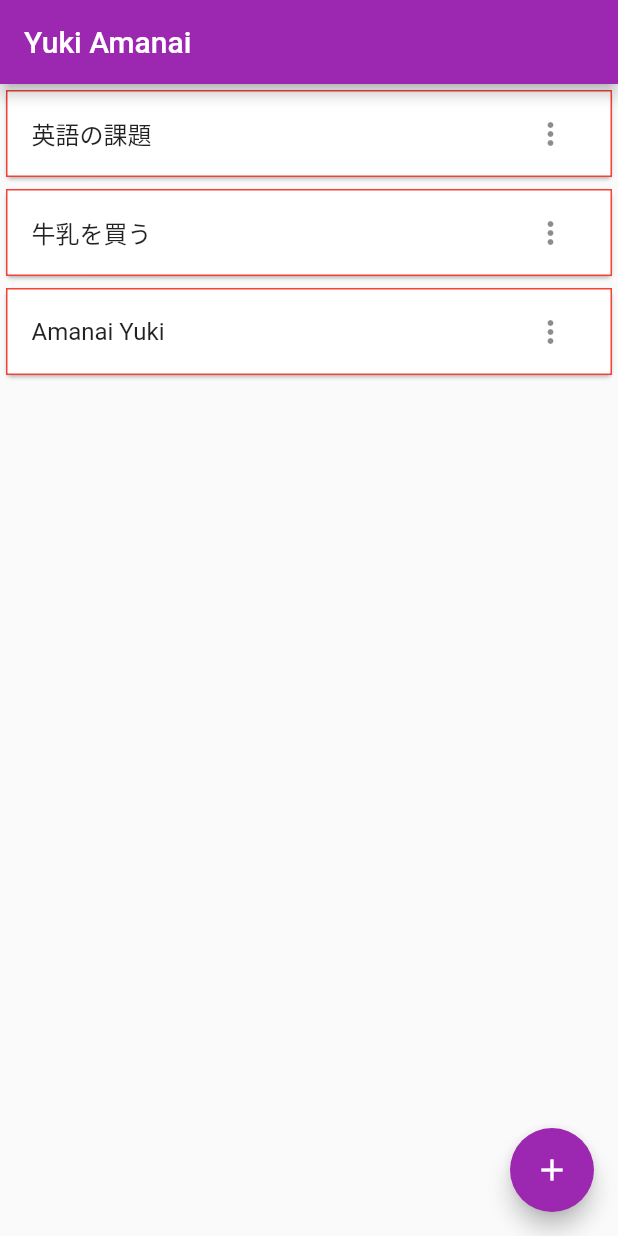
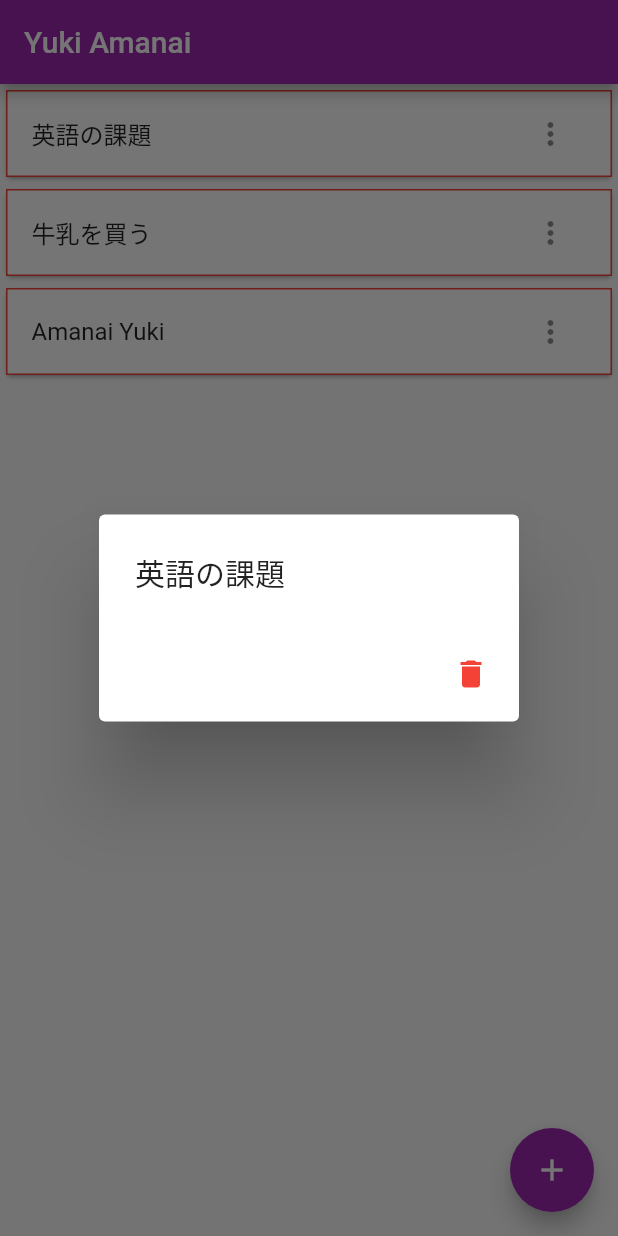
Before and after one commit to YukiAmanai/todoApp, a Flutter app: the screen it shows after launch, after a tap on the "more vert" icon, on a phone screen of 412 x 824 dp. Run offline on Flutter 3.47's test engine with Material 2 defaults, Android fonts, the phone set to English and light mode, and no system bars.

Commit message:
削除機能追加

```diff
--- a/lib/my_home_page.dart
+++ b/lib/my_home_page.dart
@@ -23,6 +23,12 @@ class _MyHomePageState extends State<MyHomePage> {
     });
   }
 
+  void _deleteTodo(int index) {
+    setState(() {
+      _todoItems.removeAt(index);
+    });
+  }
+
   @override
   Widget build(BuildContext context) {
     return Scaffold(
@@ -41,7 +47,22 @@ class _MyHomePageState extends State<MyHomePage> {
                 title: Text(_todoItems[index]),
                 trailing: IconButton(
                   icon: const Icon(Icons.more_vert),
-                  onPressed: () {},
+                  onPressed: () => showDialog(
+                      context: context,
+                      builder: (BuildContext context) => AlertDialog(
+                        title: Text(_todoItems[index]),
+                        actions: [
+                          IconButton(
+                            icon: Icon(Icons.delete),
+                            color: Colors.red,
+                            onPressed: () {
+                              _deleteTodo(index);
+                              Navigator.pop(context);
+                            },
+                          ),
+                        ],
+                      ),
+                  ),
                 ),
               ),
             ),
```
